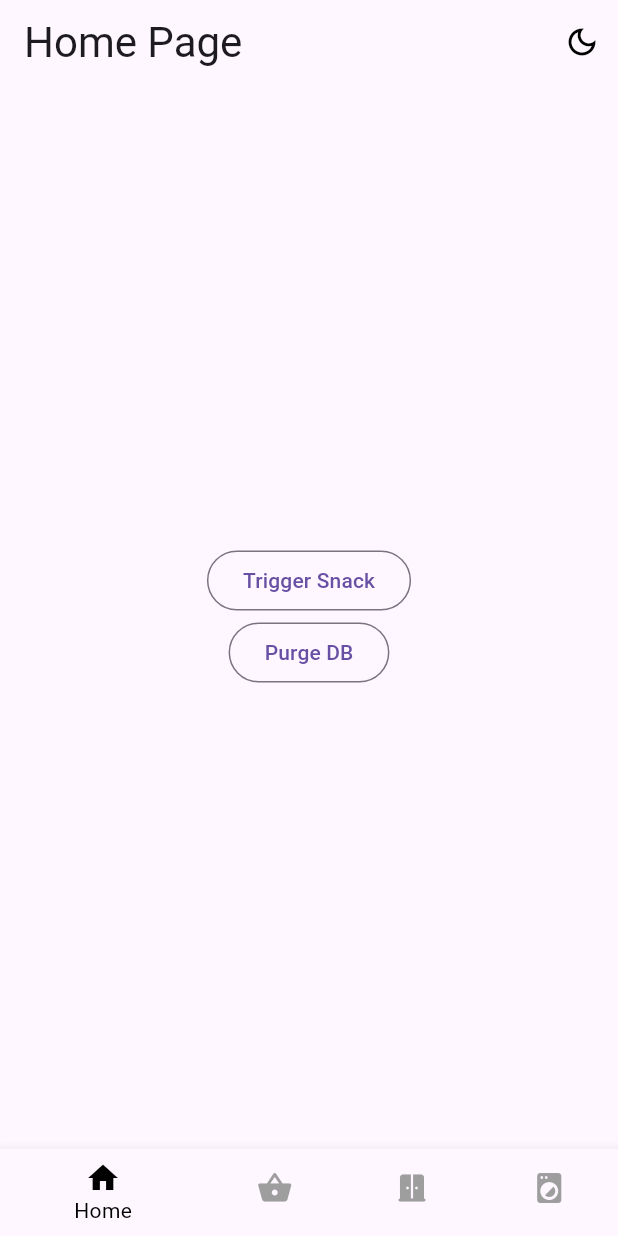
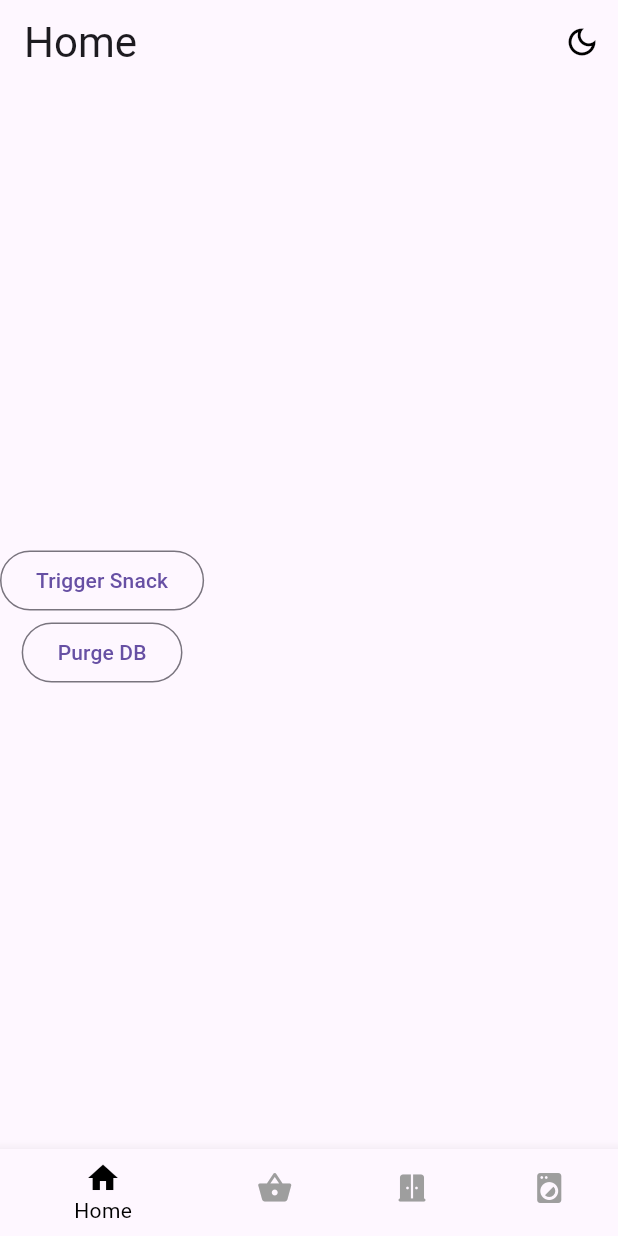
Before and after one commit to Alphaspiderman/Laundry-Tracker, a Flutter app: the screen it shows after launch, on a phone screen of 412 x 824 dp. Run offline on Flutter 3.47's test engine with Material 2 defaults, Android fonts, the light colour scheme and no system bars; our stand-ins replace get, image_picker, sqflite; accounts and stored records are empty.

Commit message:
Switch how the AppBar is displayed Get rid of BasePage

```diff
--- a/lib/pages/home_page.dart
+++ b/lib/pages/home_page.dart
@@ -1,4 +1,4 @@
-import 'package:clothes_tracker/utils/base.dart';
+import 'package:clothes_tracker/ui/app_bar.dart';
 import 'package:clothes_tracker/utils/db.dart';
 import 'package:flutter/material.dart';
 import 'package:get/get.dart';
@@ -21,8 +21,11 @@ class _HomePageState extends State<HomePage> {
 
   @override
   Widget build(BuildContext context) {
-    Widget body = Center(
-      child: Column(
+    return Scaffold(
+      appBar: const CustomAppBar(
+        title: "Home",
+      ),
+      body: Column(
         mainAxisAlignment: MainAxisAlignment.center,
         children: [
           OutlinedButton(
@@ -42,7 +45,5 @@ class _HomePageState extends State<HomePage> {
         ],
       ),
     );
-
-    return BasePage(title: "Home Page", body: body);
   }
 }
--- a/lib/pages/temp.dart
+++ b/lib/pages/temp.dart
@@ -1,6 +1,7 @@
 import 'dart:io';
 import 'package:clothes_tracker/models/state.dart';
 import 'package:clothes_tracker/pages/create_entry.dart';
+import 'package:clothes_tracker/ui/app_bar.dart';
 import 'package:clothes_tracker/utils/db.dart';
 import 'package:flutter/material.dart';
 import 'package:clothes_tracker/models/db_entry.dart';
@@ -25,8 +26,8 @@ class _DebugPageState extends State<DebugPage> {
   @override
   Widget build(BuildContext context) {
     return Scaffold(
-      appBar: AppBar(
-        title: const Text('Your List'),
+      appBar: const CustomAppBar(
+        title: "Debug Page",
       ),
       // Add a FAB to create DB entry
       floatingActionButton: FloatingActionButton(
--- /dev/null
+++ b/lib/ui/app_bar.dart
@@ -0,0 +1,33 @@
+import 'package:flutter/material.dart';
+import 'package:flutter/services.dart';
+import 'package:get/get.dart';
+
+class CustomAppBar extends StatelessWidget implements PreferredSizeWidget {
+  const CustomAppBar({required this.title, Key? key}) : super(key: key);
+  final String title;
+
+  @override
+  Widget build(BuildContext context) {
+    return AppBar(
+      systemOverlayStyle: Get.isDarkMode
+          ? SystemUiOverlayStyle.light
+          : SystemUiOverlayStyle.dark,
+      title: Text(
+        title,
+        style: Theme.of(context).textTheme.headlineMedium,
+      ),
+      actions: [
+        IconButton(
+            onPressed: () {
+              Get.changeThemeMode(
+                  Get.isDarkMode ? ThemeMode.light : ThemeMode.dark);
+            },
+            icon: Icon(
+                Get.isDarkMode ? Icons.dark_mode : Icons.dark_mode_outlined))
+      ],
+    );
+  }
+
+  @override
+  Size get preferredSize => const Size.fromHeight(kToolbarHeight);
+}
--- a/lib/utils/base.dart
+++ /dev/null
@@ -1,37 +0,0 @@
-import 'package:flutter/material.dart';
-import 'package:flutter/services.dart';
-import 'package:get/get.dart';
-
-class BasePage extends StatelessWidget {
-  /// Body of [BasePage]
-  final Widget body;
-  final String title;
-
-  const BasePage({required this.title, required this.body, Key? key})
-      : super(key: key);
-
-  @override
-  Widget build(BuildContext context) {
-    return Scaffold(
-      appBar: AppBar(
-        systemOverlayStyle: Get.isDarkMode
-            ? SystemUiOverlayStyle.light
-            : SystemUiOverlayStyle.dark,
-        title: Text(
-          title,
-          style: Theme.of(context).textTheme.headlineMedium,
-        ),
-        actions: [
-          IconButton(
-              onPressed: () {
-                Get.changeThemeMode(
-                    Get.isDarkMode ? ThemeMode.light : ThemeMode.dark);
-              },
-              icon: Icon(
-                  Get.isDarkMode ? Icons.dark_mode : Icons.dark_mode_outlined))
-        ],
-      ),
-      body: body,
-    );
-  }
-}
```
Also changed, not shown: lib/pages/basket_page.dart (+3 -18 lines), lib/pages/closet_page.dart (+3 -18 lines), lib/pages/laundry_page.dart (+3 -18 lines).
